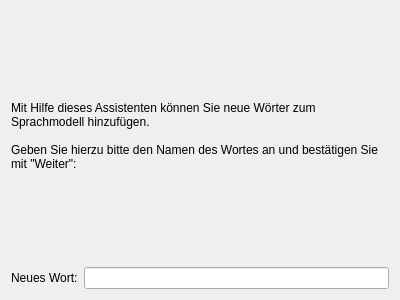
This is simon/src/simonmodelmanagementui/AddWord/addwordintropage.ui in KDE/simon as Qt 5 draws it before an edit. The edited form follows.
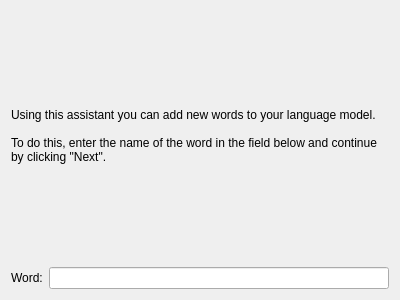
This is the edited form. Custom widgets are drawn as their Qt base class.

Diff of the .ui file:
```diff
--- a/simon/src/simonmodelmanagementui/AddWord/addwordintropage.ui
+++ b/simon/src/simonmodelmanagementui/AddWord/addwordintropage.ui
@@ -16,9 +16,9 @@
    <item>
     <widget class="QLabel" name="lbIntro" >
      <property name="text" >
-      <string>Mit Hilfe dieses Assistenten können Sie neue Wörter zum Sprachmodell hinzufügen.
+      <string>Using this assistant you can add new words to your language model.
 
-Geben Sie hierzu bitte den Namen des Wortes an und bestätigen Sie mit "Weiter":</string>
+To do this, enter the name of the word in the field below and continue by clicking "Next".</string>
      </property>
      <property name="wordWrap" >
       <bool>true</bool>
@@ -30,7 +30,7 @@
      <item>
       <widget class="QLabel" name="label" >
        <property name="text" >
-        <string>Neues Wort:</string>
+        <string>Word:</string>
        </property>
       </widget>
      </item>
```
